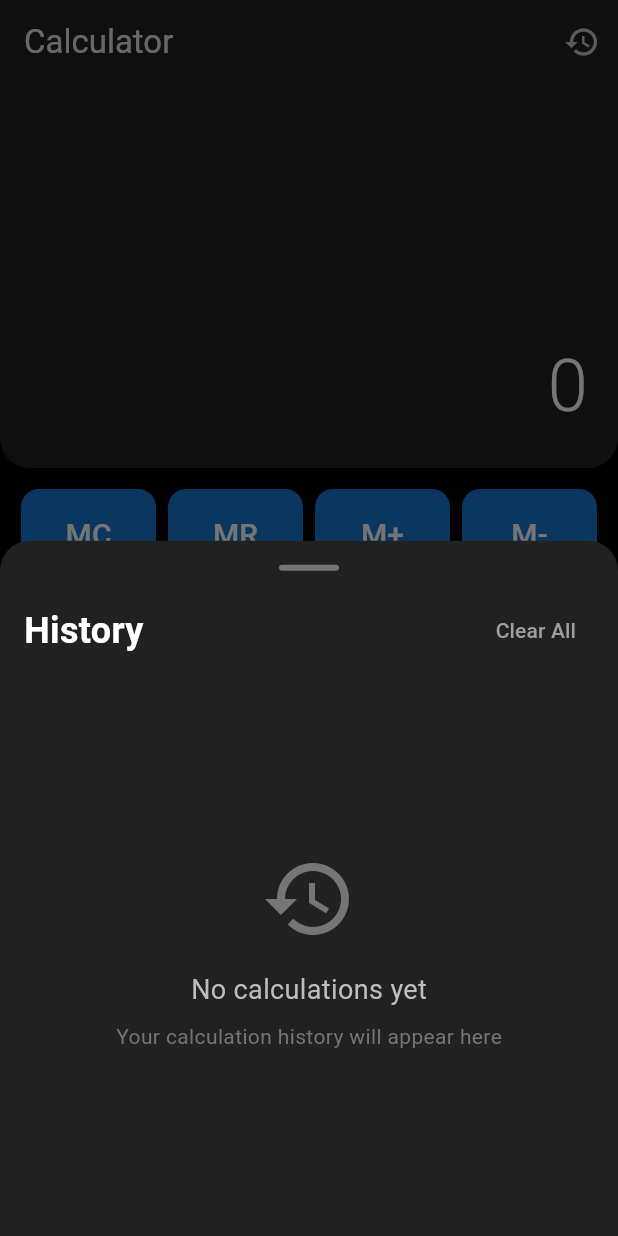
After one commit to HassanTeslim007/Calculator-Task-2, a Flutter app: the screen it shows after launch, after a tap on the "history" icon, on a phone screen of 412 x 824 dp. The commit adds this screen. Run offline on Flutter 3.47's test engine with Material 3 defaults, Android fonts, the phone set to English and light mode, and no system bars.

Commit message:
added history sheet

```diff
--- a/lib/calculator_screen.dart
+++ b/lib/calculator_screen.dart
@@ -1,9 +1,9 @@
-
 import 'dart:math' as math;
 
 import 'package:flutter/material.dart';
 import 'package:myapp/core/colors.dart';
 import 'package:myapp/core/utils.dart';
+import 'package:myapp/history_screen.dart';
 
 class CalculatorScreen extends StatefulWidget {
   const CalculatorScreen({super.key});
@@ -20,6 +20,7 @@ class CalculatorScreenState extends State<CalculatorScreen> {
   bool waitingForNext = false;
   double memory = 0.0;
   bool hasMemory = false;
+  List<String> history = [];
 
   void _onButtonPressed(String buttonText) {
     setState(() {
@@ -66,6 +67,9 @@ class CalculatorScreenState extends State<CalculatorScreen> {
         case 'M-':
           _memorySubtract();
           break;
+        case 'History':
+          _showHistory();
+          break;
         case '.':
           _decimal();
           break;
@@ -100,29 +104,57 @@ class CalculatorScreenState extends State<CalculatorScreen> {
 
   void _percentage() {
     double value = double.parse(display);
-    display = (value / 100).toString();
+    double result = value / 100;
+
+    // Add to history
+    String historyEntry = '${formatNumber(value)}% = ${formatNumber(result)}';
+    _addToHistory(historyEntry);
+
+    display = result.toString();
     formatDisplay(display);
   }
 
   void _squareRoot() {
     double value = double.parse(display);
     if (value >= 0) {
-      display = math.sqrt(value).toString();
+      double result = math.sqrt(value);
+
+      // Add to history
+      String historyEntry = '√${formatNumber(value)} = ${formatNumber(result)}';
+      _addToHistory(historyEntry);
+
+      display = result.toString();
       formatDisplay(display);
+    } else {
+      display = 'Error';
     }
   }
 
   void _reciprocal() {
     double value = double.parse(display);
      if (value != 0) {
-      display = (1 / value).toString();
+      double result = 1 / value;
+
+      // Add to history
+      String historyEntry = '1/${formatNumber(value)} = ${formatNumber(result)}';
+      _addToHistory(historyEntry);
+
+      display = result.toString();
       formatDisplay(display);
+    } else {
+      display = 'Error';
     }
   }
 
   void _square() {
     double value = double.parse(display);
-    display = (value * value).toString();
+      double result = value * value;
+
+    // Add to history
+    String historyEntry = '${formatNumber(value)}² = ${formatNumber(result)}';
+    _addToHistory(historyEntry);
+
+    display = result.toString();
     formatDisplay(display);
   }
 
@@ -140,6 +172,7 @@ class CalculatorScreenState extends State<CalculatorScreen> {
     if (previousValue != null && operation != null) {
       double current = double.parse(display);
       double result = 0;
+      String operationSymbol = operation!;
 
       switch (operation) {
         case '+':
@@ -160,6 +193,11 @@ class CalculatorScreenState extends State<CalculatorScreen> {
           }
           break;
       }
+
+      // Add to history
+      String historyEntry =
+          '${formatNumber(previousValue!)} $operationSymbol ${formatNumber(current)} = ${formatNumber(result)}';
+      _addToHistory(historyEntry);
 
       display = result.toString();
       formatDisplay(display);
@@ -209,10 +247,61 @@ class CalculatorScreenState extends State<CalculatorScreen> {
     }
   }
 
+  void _showHistory() {
+    showModalBottomSheet(
+      context: context,
+      backgroundColor: Colors.grey[900],
+      shape: const RoundedRectangleBorder(
+        borderRadius: BorderRadius.vertical(top: Radius.circular(20)),
+      ),
+      builder:
+          (context) => HistorySheet(
+            history: history,
+            onClearHistory: () {
+              setState(() {
+                history.clear();
+              });
+              Navigator.pop(context);
+            },
+            onSelectHistoryItem: (String calculation) {
+              // Extract the result from the calculation string
+              List<String> parts = calculation.split(' = ');
+              if (parts.length == 2) {
+                setState(() {
+                  display = parts[1];
+                  waitingForNext = true;
+                });
+              }
+              Navigator.pop(context);
+            },
+          ),
+    );
+  }
+
+  void _addToHistory(String entry) {
+    setState(() {
+      history.insert(0, entry);
+      if (history.length > 20) {
+        history.removeLast();
+      }
+    });
+  }
 
   @override
   Widget build(BuildContext context) {
     return Scaffold(
+      appBar: AppBar(
+        title: Text('Calculator'),
+        backgroundColor: Colors.grey[900],
+        elevation: 0,
+        actions: [
+          IconButton(
+            icon: Icon(Icons.history),
+            onPressed: () => _onButtonPressed('History'),
+            tooltip: 'History',
+          ),
+        ],
+      ),
       body: Column(
         children: [
           // Display Area
--- /dev/null
+++ b/lib/history_screen.dart
@@ -0,0 +1,117 @@
+import 'package:flutter/material.dart';
+
+class HistorySheet extends StatelessWidget {
+  final List<String> history;
+  final VoidCallback onClearHistory;
+  final Function(String) onSelectHistoryItem;
+
+  const HistorySheet({
+    super.key,
+    required this.history,
+    required this.onClearHistory,
+    required this.onSelectHistoryItem,
+  });
+
+  @override
+  Widget build(BuildContext context) {
+    return Container(
+      height: MediaQuery.of(context).size.height * 0.6,
+      padding: EdgeInsets.all(16),
+      child: Column(
+        children: [
+          // Handle bar
+          Container(
+            width: 40,
+            height: 4,
+            decoration: BoxDecoration(
+              color: Colors.grey[600],
+              borderRadius: BorderRadius.circular(2),
+            ),
+          ),
+          SizedBox(height: 16),
+          // Header
+          Row(
+            mainAxisAlignment: MainAxisAlignment.spaceBetween,
+            children: [
+              Text(
+                'History',
+                style: TextStyle(
+                  fontSize: 24,
+                  fontWeight: FontWeight.bold,
+                  color: Colors.white,
+                ),
+              ),
+              TextButton(
+                onPressed: history.isEmpty ? null : onClearHistory,
+                child: Text(
+                  'Clear All',
+                  style: TextStyle(
+                    color: history.isEmpty ? Colors.grey : Colors.red,
+                  ),
+                ),
+              ),
+            ],
+          ),
+          SizedBox(height: 16),
+          // History list
+          Expanded(
+            child: history.isEmpty
+                ? Center(
+                    child: Column(
+                      mainAxisAlignment: MainAxisAlignment.center,
+                      children: [
+                        Icon(
+                          Icons.history,
+                          size: 64,
+                          color: Colors.grey[600],
+                        ),
+                        SizedBox(height: 16),
+                        Text(
+                          'No calculations yet',
+                          style: TextStyle(
+                            fontSize: 18,
+                            color: Colors.grey[400],
+                          ),
+                        ),
+                        SizedBox(height: 8),
+                        Text(
+                          'Your calculation history will appear here',
+                          style: TextStyle(
+                            fontSize: 14,
+                            color: Colors.grey[600],
+                          ),
+                        ),
+                      ],
+                    ),
+                  )
+                : ListView.builder(
+                    itemCount: history.length,
+                    itemBuilder: (context, index) {
+                      return Card(
+                        color: Colors.grey[800],
+                        margin: EdgeInsets.only(bottom: 8),
+                        child: ListTile(
+                          title: Text(
+                            history[index],
+                            style: TextStyle(
+                              color: Colors.white,
+                              fontSize: 16,
+                              fontFamily: 'monospace',
+                            ),
+                          ),
+                          trailing: Icon(
+                            Icons.arrow_forward_ios,
+                            color: Colors.grey[400],
+                            size: 16,
+                          ),
+                          onTap: () => onSelectHistoryItem(history[index]),
+                        ),
+                      );
+                    },
+                  ),
+          ),
+        ],
+      ),
+    );
+  }
+}
```
Also changed, not shown: lib/core/utils.dart (+8 -0 lines). Lines whose indentation alone changed are shown as unchanged.
